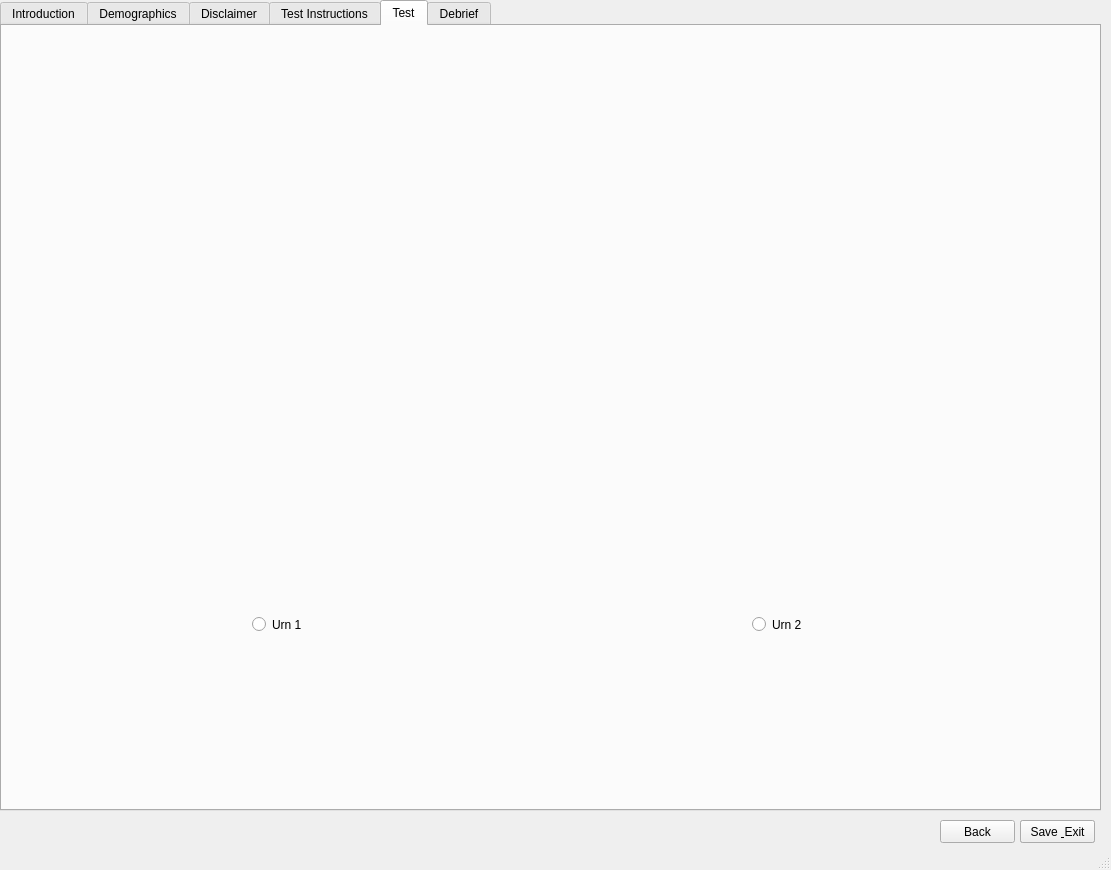
Qt form Screen.ui (MikeDT/pyqt-psych) before a commit.
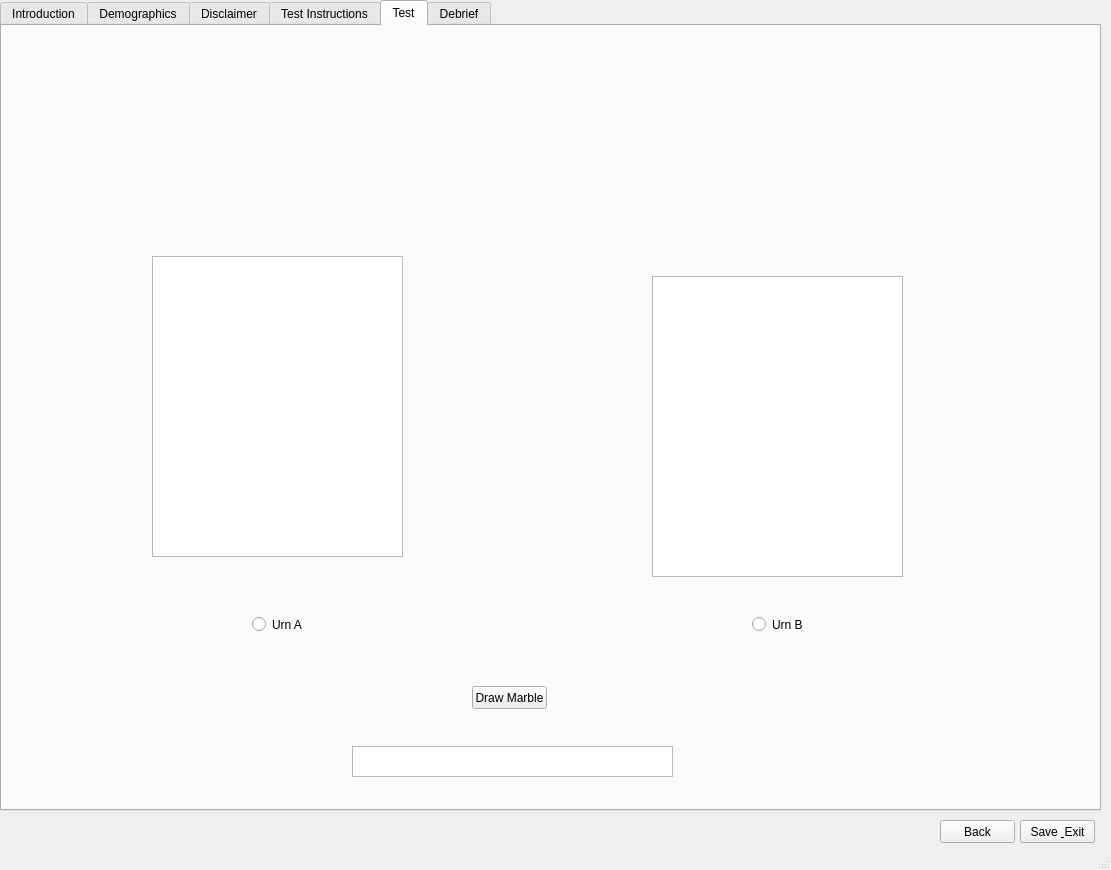
The same form after that commit. The open tabs and pages were chosen to show the change.

Commit message:
Urn selection and reults saving
marble from urn randomiser, urn selection, saving and a few other tweaks

Patch:
```diff
--- a/Screen.ui
+++ b/Screen.ui
@@ -237,7 +237,7 @@
        </rect>
       </property>
       <property name="text">
-       <string>Urn 1</string>
+       <string>Urn A</string>
       </property>
      </widget>
      <widget class="QRadioButton" name="urn2_radiobutton">
@@ -250,7 +250,50 @@
        </rect>
       </property>
       <property name="text">
-       <string>Urn 2</string>
+       <string>Urn B</string>
+      </property>
+     </widget>
+     <widget class="QTextEdit" name="right_urn_textbox">
+      <property name="geometry">
+       <rect>
+        <x>650</x>
+        <y>250</y>
+        <width>251</width>
+        <height>301</height>
+       </rect>
+      </property>
+     </widget>
+     <widget class="QTextEdit" name="left_urn_textbox">
+      <property name="geometry">
+       <rect>
+        <x>150</x>
+        <y>230</y>
+        <width>251</width>
+        <height>301</height>
+       </rect>
+      </property>
+     </widget>
+     <widget class="QTextEdit" name="marble_result_textbox">
+      <property name="geometry">
+       <rect>
+        <x>350</x>
+        <y>720</y>
+        <width>321</width>
+        <height>31</height>
+       </rect>
+      </property>
+     </widget>
+     <widget class="QPushButton" name="draw_marble_button">
+      <property name="geometry">
+       <rect>
+        <x>470</x>
+        <y>660</y>
+        <width>75</width>
+        <height>23</height>
+       </rect>
+      </property>
+      <property name="text">
+       <string>Draw Marble</string>
       </property>
      </widget>
     </widget>
```
Left out of the diff: 6 changed lines with no effect on the pictures. The commit also changes 2 other files.
